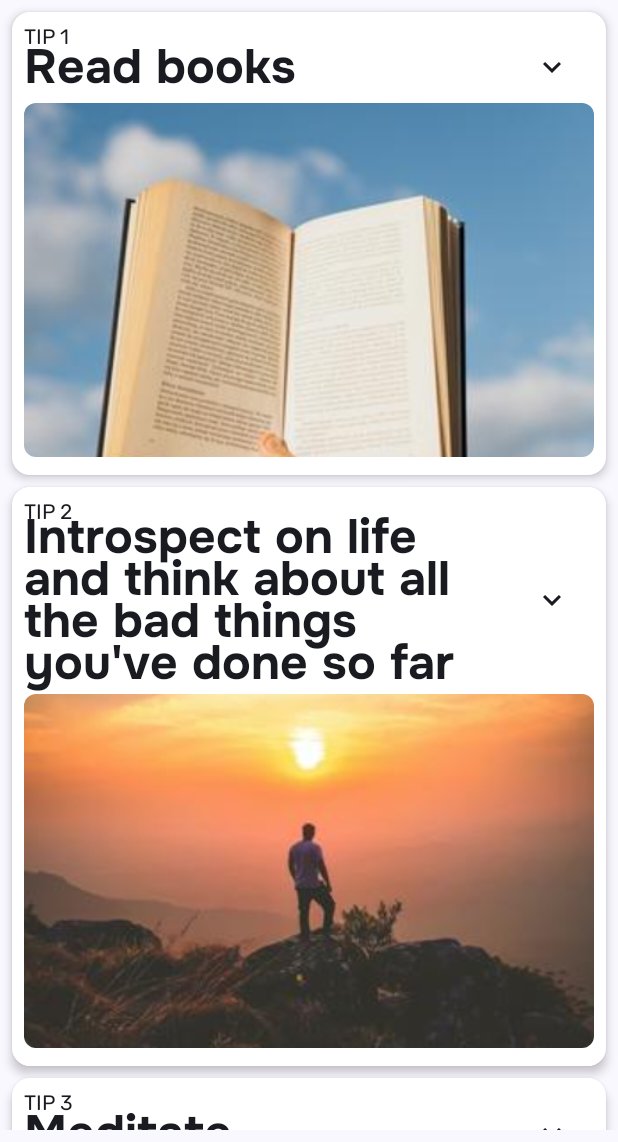
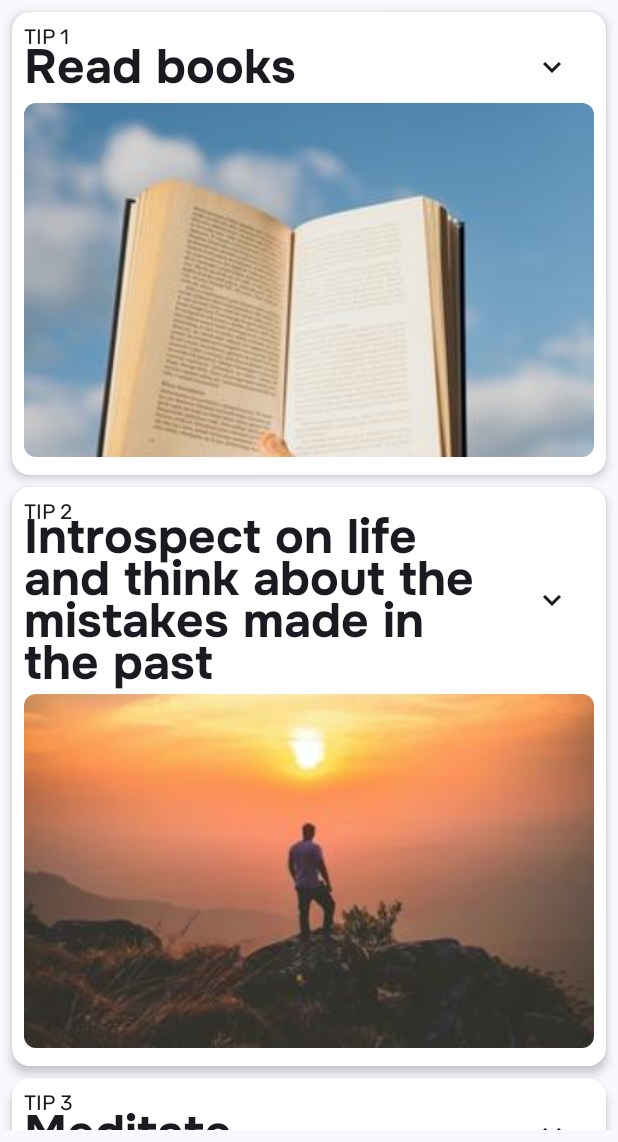
Before and after one commit to SegFault03/Tips-App, an Android app built with Jetpack Compose: the screen it shows after launch (MainActivity), on a phone screen of 412 x 824 dp, the part 94-1236 px from its top. Run offline under Robolectric (Android 15) with nearby library versions, the phone set to English and light mode, and no system bars.

Commit message:
updated gradle wrapper and changed string res

```diff
--- a/app/src/main/res/values/strings.xml
+++ b/app/src/main/res/values/strings.xml
@@ -11,7 +11,7 @@
     <string name="tip_sn7">TIP 7</string>
 
     <string name="tip_1">Read books</string>
-    <string name="tip_2">Introspect on life and think about all the bad things you\'ve done so far</string>
+    <string name="tip_2">Introspect on life and think about the mistakes made in the past</string>
     <string name="tip_3">Meditate</string>
     <string name="tip_4">Reflect on your acts</string>
     <string name="tip_5">Go on a trip</string>
```
Also changed, not shown: gradle/wrapper/gradle-wrapper.properties.
